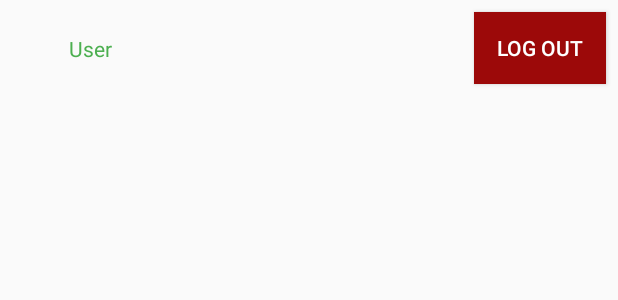
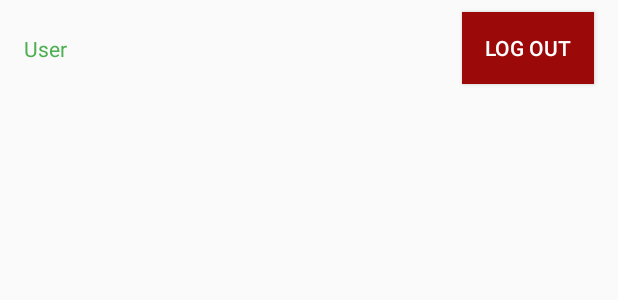
Before and after one commit to vinuruban/Instagram-App, an Android app: the layout activity_homepage.xml on its own in the app's theme, with its tools: preview values and no code run, on a phone screen of 412 x 824 dp. Shown: the top 300 px of the screen. Run offline under Robolectric (Android 15) with nearby library versions, the phone set to English and light mode, and no system bars.

Commit message:
minor changes made to activity_homepage.xml

```diff
--- a/ParseStarterProject/src/main/res/layout/activity_homepage.xml
+++ b/ParseStarterProject/src/main/res/layout/activity_homepage.xml
@@ -8,18 +8,15 @@
 
     <TextView
         android:id="@+id/userDetails"
-        android:layout_width="wrap_content"
+        android:layout_width="0dp"
         android:layout_height="wrap_content"
-        android:layout_marginStart="32dp"
-        android:layout_marginLeft="32dp"
+        android:layout_marginStart="16dp"
+        android:layout_marginLeft="16dp"
         android:layout_marginTop="8dp"
-        android:layout_marginEnd="323dp"
-        android:layout_marginRight="323dp"
         android:layout_marginBottom="1dp"
         android:text="User"
         android:textColor="#4CAF50"
         app:layout_constraintBottom_toTopOf="@+id/list"
-        app:layout_constraintEnd_toEndOf="parent"
         app:layout_constraintStart_toStartOf="parent"
         app:layout_constraintTop_toTopOf="parent" />
 
@@ -27,8 +24,6 @@
         android:id="@+id/logOutButton"
         android:layout_width="wrap_content"
         android:layout_height="wrap_content"
-        android:layout_marginStart="323dp"
-        android:layout_marginLeft="323dp"
         android:layout_marginTop="8dp"
         android:layout_marginEnd="16dp"
         android:layout_marginRight="16dp"
@@ -38,7 +33,6 @@
         android:textColor="#FFFFFF"
         app:layout_constraintBottom_toTopOf="@+id/list"
         app:layout_constraintEnd_toEndOf="parent"
-        app:layout_constraintStart_toStartOf="parent"
         app:layout_constraintTop_toTopOf="parent" />
 
     <ListView
```
Also changed, not shown: 5 other files.
